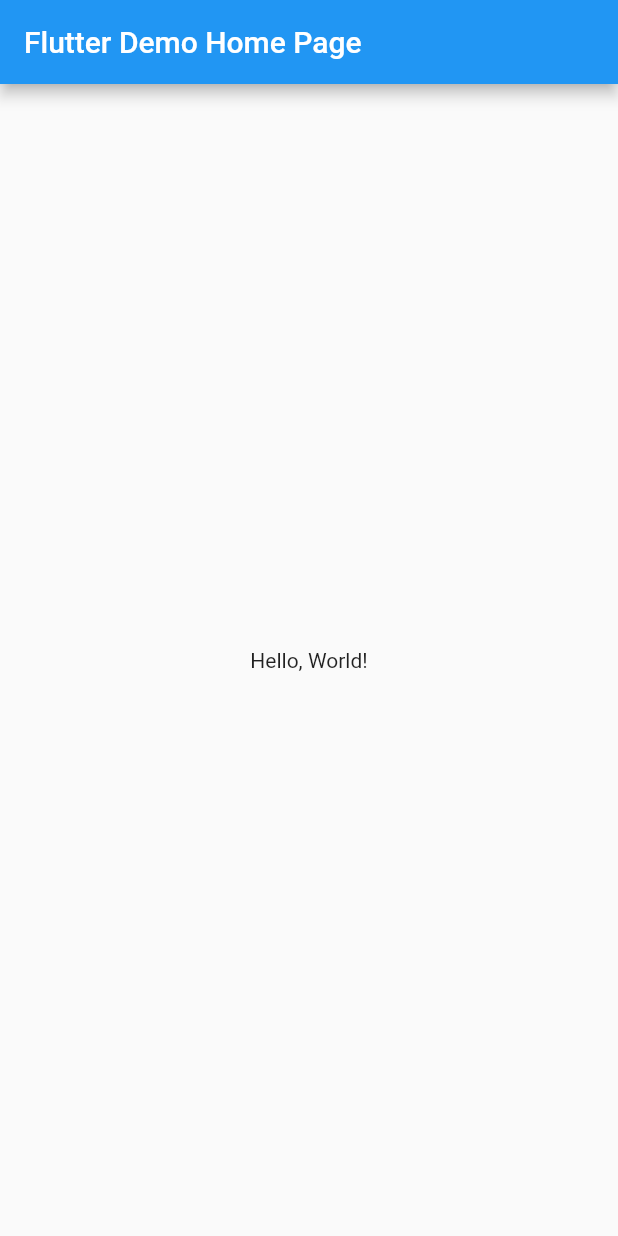
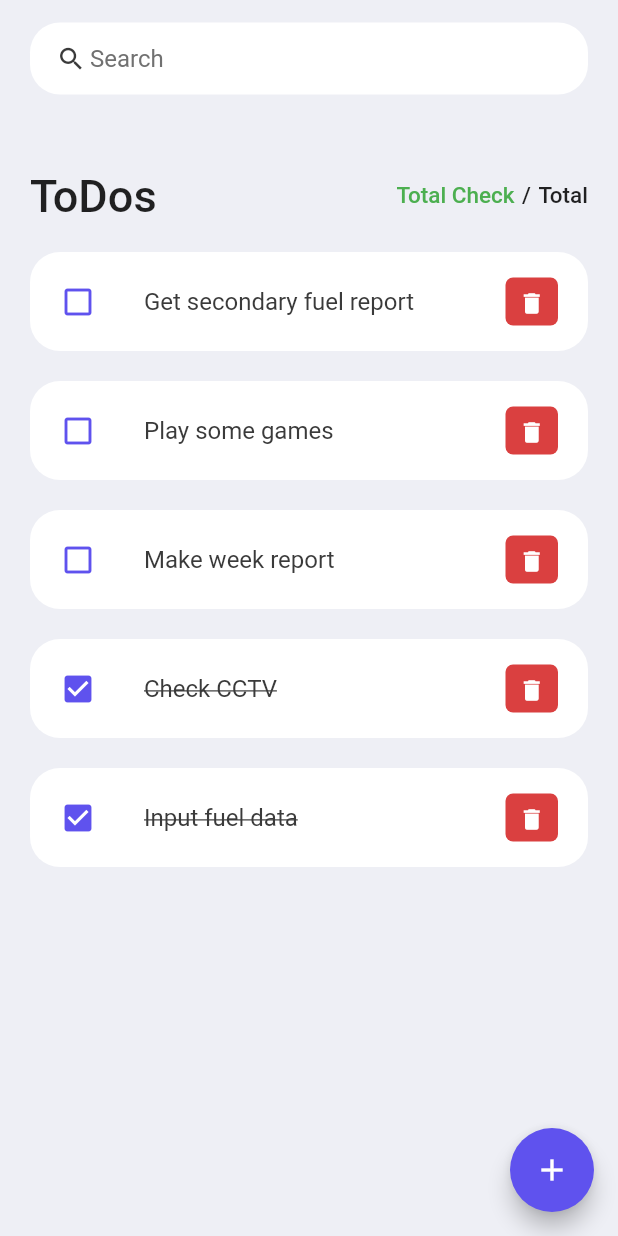
Before and after one commit to MuhammadDicky/TODO_CODE__TESTING, a Flutter app: the screen it shows after launch, on a phone screen of 412 x 824 dp. Run offline on Flutter 3.47's test engine with Material 2 defaults, Android fonts, the phone set to English and light mode, and no system bars.

Commit message:
Initial commit

```diff
--- /dev/null
+++ b/code_task.txt
@@ -0,0 +1,3 @@
+1. Hubungkan halaman home dengan new_todo. Ketika user klik tombol, + maka user akan diarahkan kehalaman
+   input todo.
+2.
--- /dev/null
+++ b/lib/constants/colors.dart
@@ -0,0 +1,9 @@
+import 'package:flutter/material.dart';
+
+const Color tdRed = Color(0xFFDA4040);
+const Color tdBlue = Color(0xFF5F52EE);
+
+const Color tdBlack = Color(0xFF3A3A3A);
+const Color tdGrey = Color(0xFF717171);
+
+const Color tdBGColor = Color(0xFFEEEFF5);
--- a/lib/main.dart
+++ b/lib/main.dart
@@ -1,42 +1,23 @@
 import 'package:flutter/material.dart';
+import 'package:flutter/services.dart';
+import './screens/home.dart';
 
-void main() => runApp(MyApp());
+void main() {
+  runApp(const MyApp());
+}
 
 class MyApp extends StatelessWidget {
-  const MyApp({super.key});
+  const MyApp({Key? key}) : super(key: key);
+
   // This widget is the root of your application.
   @override
   Widget build(BuildContext context) {
+    SystemChrome.setSystemUIOverlayStyle(
+        SystemUiOverlayStyle(statusBarColor: Colors.transparent));
     return MaterialApp(
-      // Application name
-      title: 'Flutter Hello World',
-      // Application theme data, you can set the colors for the application as
-      // you want
-      theme: ThemeData(
-        primarySwatch: Colors.blue,
-      ),
-      // A widget which will be started on application startup
-      home: MyHomePage(title: 'Flutter Demo Home Page'),
+      debugShowCheckedModeBanner: false,
+      title: 'ToDo Test',
+      home: Home(),
     );
   }
 }
-
-class MyHomePage extends StatelessWidget {
-  final String title;
-  const MyHomePage({super.key, required this.title});
-
-  @override
-  Widget build(BuildContext context) {
-    return Scaffold(
-      appBar: AppBar(
-        // The title text which will be shown on the action bar
-        title: Text(title),
-      ),
-      body: Center(
-        child: Text(
-          'Hello, World!',
-        ),
-      ),
-    );
-  }
-}
--- /dev/null
+++ b/lib/model/todo.dart
@@ -0,0 +1,30 @@
+class ToDo {
+  String? id;
+  String? todoText;
+  bool isDone;
+
+  ToDo({
+    required this.id,
+    required this.todoText,
+    this.isDone = false,
+  });
+
+  static List<ToDo> todoList() {
+    return [
+      ToDo(id: '01', todoText: 'Input fuel data', isDone: true),
+      ToDo(id: '02', todoText: 'Check CCTV', isDone: true),
+      ToDo(
+        id: '03',
+        todoText: 'Make week report',
+      ),
+      ToDo(
+        id: '04',
+        todoText: 'Play some games',
+      ),
+      ToDo(
+        id: '05',
+        todoText: 'Get secondary fuel report',
+      ),
+    ];
+  }
+}
--- /dev/null
+++ b/lib/screens/home.dart
@@ -0,0 +1,145 @@
+import 'package:flutter/material.dart';
+
+import '../model/todo.dart';
+import '../constants/colors.dart';
+import '../widgets/todo_item.dart';
+
+class Home extends StatefulWidget {
+  Home({Key? key}) : super(key: key);
+
+  @override
+  State<Home> createState() => _HomeState();
+}
+
+class _HomeState extends State<Home> {
+  final todosList = ToDo.todoList();
+  List<ToDo> _foundToDo = [];
+
+  @override
+  void initState() {
+    _foundToDo = todosList;
+    super.initState();
+  }
+
+  @override
+  Widget build(BuildContext context) {
+    return Scaffold(
+      backgroundColor: tdBGColor,
+      body: Stack(
+        children: [
+          Container(
+            padding: EdgeInsets.symmetric(
+              horizontal: 20,
+              vertical: 15,
+            ),
+            child: Column(
+              children: [
+                searchBox(),
+                Expanded(
+                  child: ListView(
+                    children: [
+                      Container(
+                        margin: EdgeInsets.only(
+                          top: 50,
+                          bottom: 20,
+                        ),
+                        child: Row(
+                          mainAxisAlignment: MainAxisAlignment.spaceBetween,
+                          crossAxisAlignment: CrossAxisAlignment.center,
+                          children: [
+                            Text(
+                              'ToDos',
+                              style: TextStyle(
+                                fontSize: 30,
+                                fontWeight: FontWeight.w500,
+                              ),
+                            ),
+                            Row(
+                              mainAxisAlignment: MainAxisAlignment.end,
+                              children: [
+                                Text(
+                                  'Total Check',
+                                  style: TextStyle(
+                                    fontSize: 15,
+                                    fontWeight: FontWeight.w500,
+                                    color: Colors.green,
+                                  ),
+                                ),
+                                Padding(
+                                  padding: EdgeInsets.symmetric(
+                                    horizontal: 5.0,
+                                  ),
+                                  child: Text(
+                                    '/',
+                                    style: TextStyle(
+                                      fontSize: 15,
+                                      fontWeight: FontWeight.w500,
+                                    ),
+                                  ),
+                                ),
+                                Text(
+                                  'Total',
+                                  style: TextStyle(
+                                    fontSize: 15,
+                                    fontWeight: FontWeight.w500,
+                                  ),
+                                )
+                              ],
+                            )
+                          ],
+                        ),
+                      ),
+                      for (ToDo todoo in _foundToDo.reversed)
+                        ToDoItem(
+                          todo: todoo,
+                          onToDoChanged: (test) => {},
+                          onDeleteItem: (test) => {},
+                        ),
+                    ],
+                  ),
+                )
+              ],
+            ),
+          ),
+        ],
+      ),
+      floatingActionButton: FloatingActionButton(
+        onPressed: () {},
+        child: const Icon(
+          Icons.add,
+          color: Colors.white,
+        ),
+        backgroundColor: tdBlue,
+        foregroundColor: tdBlue,
+      ),
+    );
+  }
+
+  Widget searchBox() {
+    return Container(
+      padding: EdgeInsets.symmetric(horizontal: 15),
+      decoration: BoxDecoration(
+        color: Colors.white,
+        borderRadius: BorderRadius.circular(20),
+      ),
+      child: TextField(
+        onChanged: (value) => {},
+        decoration: InputDecoration(
+          contentPadding: EdgeInsets.all(10),
+          prefixIcon: Icon(
+            Icons.search,
+            color: tdBlack,
+            size: 20,
+          ),
+          prefixIconConstraints: BoxConstraints(
+            maxHeight: 20,
+            minWidth: 25,
+          ),
+          border: InputBorder.none,
+          hintText: 'Search',
+          hintStyle: TextStyle(color: tdGrey),
+        ),
+      ),
+    );
+  }
+}
--- /dev/null
+++ b/lib/screens/new_todo.dart
@@ -0,0 +1,74 @@
+import 'package:flutter/material.dart';
+import 'package:flutter_todo_app/constants/colors.dart';
+
+class InputNewTodo extends StatelessWidget {
+  const InputNewTodo({Key? key}) : super(key: key);
+
+  @override
+  Widget build(BuildContext context) {
+    return Scaffold(
+      appBar: AppBar(
+        title: const Text('Input new ToDo'),
+        backgroundColor: tdBlue,
+      ),
+      body: Padding(
+        padding: EdgeInsets.only(
+          top: 30,
+        ),
+        child: Row(children: [
+          Expanded(
+            child: Container(
+              margin: EdgeInsets.only(
+                bottom: 20,
+                right: 20,
+                left: 20,
+              ),
+              padding: EdgeInsets.symmetric(
+                horizontal: 20,
+                vertical: 5,
+              ),
+              decoration: BoxDecoration(
+                color: Colors.white,
+                boxShadow: const [
+                  BoxShadow(
+                    color: Colors.grey,
+                    offset: Offset(0.0, 0.0),
+                    blurRadius: 10.0,
+                    spreadRadius: 0.0,
+                  ),
+                ],
+                borderRadius: BorderRadius.circular(10),
+              ),
+              child: TextField(
+                decoration: InputDecoration(
+                  hintText: 'Add a new todo item',
+                  border: InputBorder.none,
+                ),
+              ),
+            ),
+          ),
+          Container(
+            margin: EdgeInsets.only(
+              bottom: 20,
+              right: 20,
+            ),
+            child: ElevatedButton(
+              child: Text(
+                '+',
+                style: TextStyle(
+                  fontSize: 40,
+                ),
+              ),
+              onPressed: () {},
+              style: ElevatedButton.styleFrom(
+                primary: tdBlue,
+                minimumSize: Size(60, 60),
+                elevation: 10,
+              ),
+            ),
+          ),
+        ]),
+      ),
+    );
+  }
+}
--- /dev/null
+++ b/lib/widgets/todo_item.dart
@@ -0,0 +1,65 @@
+import 'package:flutter/material.dart';
+import '../model/todo.dart';
+import '../constants/colors.dart';
+
+class ToDoItem extends StatelessWidget {
+  final ToDo todo;
+  final onToDoChanged;
+  final onDeleteItem;
+
+  const ToDoItem({
+    Key? key,
+    required this.todo,
+    required this.onToDoChanged,
+    required this.onDeleteItem,
+  }) : super(key: key);
+
+  @override
+  Widget build(BuildContext context) {
+    return Container(
+      margin: EdgeInsets.only(bottom: 20),
+      child: ListTile(
+        onTap: () {
+          // print('Clicked on Todo Item.');
+          onToDoChanged(todo);
+        },
+        shape: RoundedRectangleBorder(
+          borderRadius: BorderRadius.circular(20),
+        ),
+        contentPadding: EdgeInsets.symmetric(horizontal: 20, vertical: 5),
+        tileColor: Colors.white,
+        leading: Icon(
+          todo.isDone ? Icons.check_box : Icons.check_box_outline_blank,
+          color: tdBlue,
+        ),
+        title: Text(
+          todo.todoText!,
+          style: TextStyle(
+            fontSize: 16,
+            color: tdBlack,
+            decoration: todo.isDone ? TextDecoration.lineThrough : null,
+          ),
+        ),
+        trailing: Container(
+          padding: EdgeInsets.all(0),
+          margin: EdgeInsets.symmetric(vertical: 12),
+          height: 35,
+          width: 35,
+          decoration: BoxDecoration(
+            color: tdRed,
+            borderRadius: BorderRadius.circular(5),
+          ),
+          child: IconButton(
+            color: Colors.white,
+            iconSize: 18,
+            icon: Icon(Icons.delete),
+            onPressed: () {
+              // print('Clicked on delete icon');
+              onDeleteItem(todo.id);
+            },
+          ),
+        ),
+      ),
+    );
+  }
+}
```
Also changed, not shown: pubspec.yaml (+5 -4 lines), assets/images/avatar.png (added), 6 other files.
